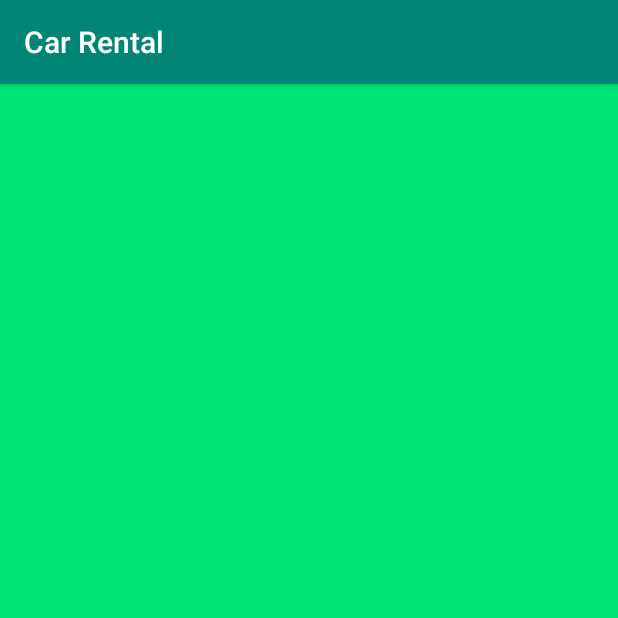
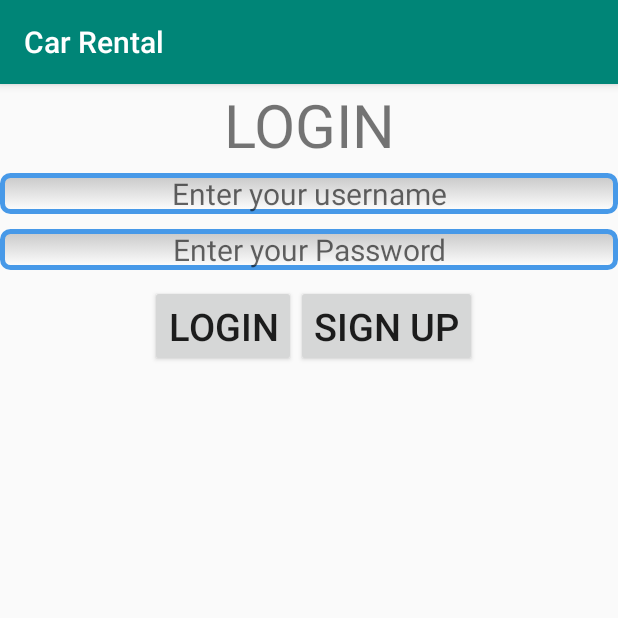
Before and after one commit to ashimmaharjan/Car_Rental_App, an Android app: the screen it shows after launch (MainActivity before the commit, login after it), on a phone screen of 412 x 824 dp, the top half of it. Run offline under Robolectric (Android 15) with nearby library versions, the light colour scheme and no system bars.

Commit message:
login and register page added

```diff
--- /dev/null
+++ b/app/src/main/java/com/example/carrental/login.java
@@ -0,0 +1,40 @@
+package com.example.carrental;
+
+import android.content.Intent;
+import android.support.v7.app.AppCompatActivity;
+import android.os.Bundle;
+import android.view.View;
+import android.widget.Button;
+import android.widget.EditText;
+
+public class login extends AppCompatActivity implements View.OnClickListener {
+    EditText username,password;
+    Button btnLogin,btnSignUp;
+    @Override
+    protected void onCreate(Bundle savedInstanceState) {
+        super.onCreate(savedInstanceState);
+        setContentView(R.layout.activity_login);
+
+        username=findViewById(R.id.inputUsername);
+        password=findViewById(R.id.inputPassword);
+        btnLogin=findViewById(R.id.login);
+        btnSignUp=findViewById(R.id.signUp);
+        btnLogin.setOnClickListener(this);
+        btnSignUp.setOnClickListener(this);
+    }
+
+    @Override
+    public void onClick(View v) {
+
+        switch (v.getId())
+        {
+            case R.id.login:
+                break;
+
+            case R.id.signUp:
+                Intent openRegister=new Intent(login.this,register.class);
+                startActivity(openRegister);
+                break;
+        }
+    }
+}
--- a/app/src/main/java/com/example/carrental/splashScreen.java
+++ b/app/src/main/java/com/example/carrental/splashScreen.java
@@ -4,15 +4,17 @@ import android.content.Intent;
 import android.os.Handler;
 import android.support.v7.app.AppCompatActivity;
 import android.os.Bundle;
+import android.view.Window;
 
 public class splashScreen extends AppCompatActivity {
 
     @Override
     protected void onCreate(Bundle savedInstanceState) {
         super.onCreate(savedInstanceState);
+        this.requestWindowFeature(Window.FEATURE_NO_TITLE);
         setContentView(R.layout.activity_splash_screen);
 
-        final Intent intent=new Intent(splashScreen.this,MainActivity.class);
+        final Intent intent=new Intent(splashScreen.this,login.class);
 
         new Handler().postDelayed(new Runnable() {
             @Override
--- /dev/null
+++ b/app/src/main/res/drawable/edit_text_style.xml
@@ -0,0 +1,20 @@
+<?xml version="1.0" encoding="utf-8"?>
+<selector xmlns:android="http://schemas.android.com/apk/res/android">
+<item>
+    <shape
+        android:shape="rectangle"
+        android:thickness="0dp">
+
+        <stroke
+            android:width="3dp"
+            android:color="#4799E8"/>
+        <corners android:radius="5dp"/>
+        <gradient
+            android:startColor="#C8C8C8"
+            android:endColor="#FFFFFF"
+            android:type="linear"
+            android:angle="270"/>
+    </shape>
+
+</item>
+</selector>
--- /dev/null
+++ b/app/src/main/res/layout/activity_login.xml
@@ -0,0 +1,60 @@
+<?xml version="1.0" encoding="utf-8"?>
+<RelativeLayout xmlns:android="http://schemas.android.com/apk/res/android"
+    xmlns:app="http://schemas.android.com/apk/res-auto"
+    xmlns:tools="http://schemas.android.com/tools"
+    android:layout_width="match_parent"
+    android:layout_height="match_parent"
+    tools:context=".login">
+
+    <TextView
+        android:id="@+id/txtLogin"
+        android:layout_width="match_parent"
+        android:layout_height="wrap_content"
+        android:text="LOGIN"
+        android:textSize="40sp"
+        android:textAlignment="center" />
+
+    <EditText
+        android:id="@+id/inputUsername"
+        android:layout_width="match_parent"
+        android:layout_height="wrap_content"
+        android:hint="Enter your username"
+        android:layout_below="@id/txtLogin"
+        android:textAlignment="center"
+        android:background="@drawable/edit_text_style"
+        android:layout_marginTop="5dp"
+        android:textSize="20sp"/>
+
+    <EditText
+        android:id="@+id/inputPassword"
+        android:layout_width="match_parent"
+        android:layout_height="wrap_content"
+        android:hint="Enter your Password"
+        android:layout_below="@+id/inputUsername"
+        android:background="@drawable/edit_text_style"
+        android:textAlignment="center"
+        android:layout_marginTop="10dp"
+        android:textSize="20sp"
+        android:inputType="textPassword" />
+
+    <Button
+        android:id="@+id/login"
+        android:layout_width="wrap_content"
+        android:layout_height="wrap_content"
+        android:layout_below="@id/inputPassword"
+        android:text="login"
+        android:textSize="25sp"
+        android:layout_marginTop="10dp"
+        android:layout_marginLeft="100dp"/>
+
+    <Button
+        android:id="@+id/signUp"
+        android:layout_width="wrap_content"
+        android:layout_height="wrap_content"
+        android:layout_below="@+id/inputPassword"
+        android:text="sign up"
+        android:textSize="25sp"
+        android:layout_toRightOf="@id/login"
+        android:layout_marginTop="10dp"/>
+
+</RelativeLayout>
--- a/app/src/main/res/values/styles.xml
+++ b/app/src/main/res/values/styles.xml
@@ -8,4 +8,10 @@
         <item name="colorAccent">@color/colorAccent</item>
     </style>
 
+    <style name="textView_register">
+        <item name="android:textSize">20sp</item>
+        <item name="android:textStyle">bold</item>
+        <item name="android:layout_marginTop">10dp</item>
+    </style>
+
 </resources>
--- a/build.gradle
+++ b/build.gradle
@@ -7,7 +7,7 @@ buildscript {
 
     }
     dependencies {
-        classpath 'com.android.tools.build:gradle:3.3.2'
+        classpath 'com.android.tools.build:gradle:3.4.0'
 
         // NOTE: Do not place your application dependencies here; they belong
         // in the individual module build.gradle files
```
Also changed, not shown: app/src/main/AndroidManifest.xml (+5 -2 lines), app/src/main/java/com/example/carrental/register.java (added, +13 -0 lines), app/src/main/res/layout/activity_register.xml (added, +177 -0 lines), app/src/main/res/layout/activity_splash_screen.xml (+4 -4 lines), gradle/wrapper/gradle-wrapper.properties.
